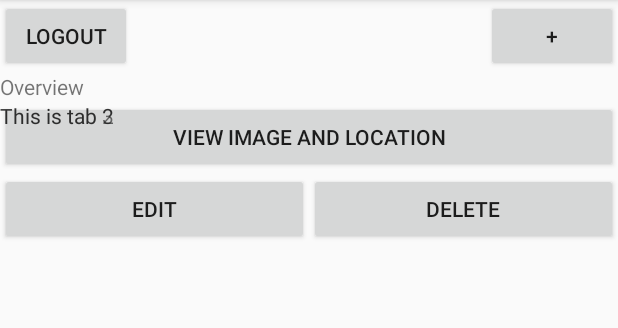
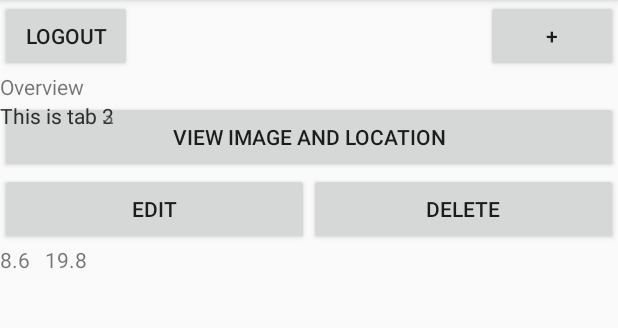
Before and after one commit to JohanDeLijser/GassApp, an Android app: the MainActivity screen opened directly, with no data from a screen before it, on a phone screen of 412 x 824 dp, the part 84-412 px from its top. Run offline under Robolectric (Android 15) with nearby library versions, the light colour scheme and no system bars; our stand-ins replace Volley; network calls fail.

Commit message:
list view fix

```diff
--- a/app/build.gradle
+++ b/app/build.gradle
@@ -26,4 +26,5 @@ dependencies {
     testImplementation 'junit:junit:4.12'
     androidTestImplementation 'com.android.support.test:runner:1.0.2'
     androidTestImplementation 'com.android.support.test.espresso:espresso-core:3.0.2'
+    implementation 'com.android.support:recyclerview-v7:28.0.0'
 }
--- a/app/src/main/AndroidManifest.xml
+++ b/app/src/main/AndroidManifest.xml
@@ -1,8 +1,6 @@
 <?xml version="1.0" encoding="utf-8"?>
 <manifest xmlns:android="http://schemas.android.com/apk/res/android"
     package="nl.gassapp.gassapp">
-
-    <uses-permission android:name="android.permission.INTERNET" />
 
     <application
         android:allowBackup="true"
@@ -24,4 +22,6 @@
         <activity android:name=".View.LoginActivity" />
     </application>
 
+    <uses-permission android:name="android.permission.INTERNET" />
+
 </manifest>
--- /dev/null
+++ b/app/src/main/java/nl/gassapp/gassapp/Adapters/RefuelListAdapter.java
@@ -0,0 +1,79 @@
+package nl.gassapp.gassapp.Adapters;
+
+import android.content.Context;
+import android.support.v7.widget.RecyclerView;
+import android.view.LayoutInflater;
+import android.view.View;
+import android.view.ViewGroup;
+import android.widget.ArrayAdapter;
+import android.widget.RelativeLayout;
+import android.widget.TextView;
+
+import java.util.ArrayList;
+
+import nl.gassapp.gassapp.DataModel.Refuel;
+import nl.gassapp.gassapp.R;
+
+public class RefuelListAdapter extends RecyclerView.Adapter<RefuelListAdapter.ViewHolder> {
+
+    private ArrayList<Refuel> refuels;
+    private Context context;
+
+
+    public RefuelListAdapter(Context context, ArrayList<Refuel> refuels) {
+        this.context = context;
+        this.refuels = refuels;
+
+    }
+
+    @Override
+    public ViewHolder onCreateViewHolder(ViewGroup parent, int viewType) {
+
+        View view = LayoutInflater.from(parent.getContext()).inflate(R.layout.list_item, parent, false);
+        ViewHolder viewHolder = new ViewHolder(view);
+
+        return viewHolder;
+    }
+
+    @Override
+    public void onBindViewHolder(ViewHolder holder, final int position) {
+
+        holder.kilometers.setText(String.valueOf(refuels.get(position).getKilometers()));
+        holder.price.setText(String.valueOf(refuels.get(position).getPrice()));
+
+        holder.relativeLayout.setOnClickListener(new View.OnClickListener() {
+
+            @Override
+            public void onClick(View view) {
+                System.out.println(position);
+            }
+
+        });
+
+    }
+
+    @Override
+    public int getItemCount() {
+
+        return refuels.size();
+
+    }
+
+    public class ViewHolder extends RecyclerView.ViewHolder {
+
+        TextView kilometers;
+        TextView price;
+        RelativeLayout relativeLayout;
+
+        public ViewHolder(View itemView) {
+            super(itemView);
+            kilometers = itemView.findViewById(R.id.kilometers);
+            price = itemView.findViewById(R.id.price);
+            relativeLayout = itemView.findViewById(R.id.list_item_container);
+
+        }
+
+
+    }
+
+}
--- a/app/src/main/java/nl/gassapp/gassapp/DataModel/Refuel.java
+++ b/app/src/main/java/nl/gassapp/gassapp/DataModel/Refuel.java
@@ -26,11 +26,25 @@ public class Refuel {
             this.price = object.getDouble("price");
             this.kilometers = object.getDouble("kilometers");
 
+            if (!object.getString("picturePath").equals("")) {
+
+                this.picturePath = object.getString("picturePath");
+
+            }
+
         } catch (JSONException e) {
 
             //no code
 
         }
+
+    }
+
+    public Refuel(Double liters, Double price, Double kilometers) {
+
+        this.liters = liters;
+        this.price = price;
+        this.kilometers = kilometers;
 
     }
 
--- a/app/src/main/java/nl/gassapp/gassapp/Utils/HttpUtil.java
+++ b/app/src/main/java/nl/gassapp/gassapp/Utils/HttpUtil.java
@@ -10,7 +10,6 @@ import com.android.volley.VolleyError;
 import com.android.volley.toolbox.JsonObjectRequest;
 import com.android.volley.toolbox.Volley;
 
-import org.json.JSONArray;
 import org.json.JSONException;
 import org.json.JSONObject;
 
@@ -162,7 +161,6 @@ public class HttpUtil {
 
     }
 
-    //TODO: This requests needs to return a user object not a json
     public void getUser(final User user, final RequestResponseListener<User> listener)
     {
 
--- a/app/src/main/java/nl/gassapp/gassapp/View/LoginActivity.java
+++ b/app/src/main/java/nl/gassapp/gassapp/View/LoginActivity.java
@@ -44,10 +44,12 @@ public class LoginActivity extends AppCompatActivity {
 
     }
 
-    private void handleLoginButton(Button loginButton) {
+    private void handleLoginButton(final Button loginButton) {
         loginButton.setOnClickListener(new View.OnClickListener() {
             @Override
             public void onClick(View v) {
+
+                loginButton.setEnabled(false);
 
                 loginViewModal.loginUser(
                         username.getText().toString(),
@@ -56,8 +58,6 @@ public class LoginActivity extends AppCompatActivity {
 
                             @Override
                             public void getResult(Boolean bool) {
-
-                                System.out.println(bool);
 
                                 if (bool) {
 
@@ -68,7 +68,8 @@ public class LoginActivity extends AppCompatActivity {
 
                             @Override
                             public void getError(int errorCode) {
-                                System.out.println(errorCode);
+
+                                loginButton.setEnabled(true);
                             }
 
                         }
--- a/app/src/main/java/nl/gassapp/gassapp/View/MainActivity.java
+++ b/app/src/main/java/nl/gassapp/gassapp/View/MainActivity.java
@@ -2,9 +2,13 @@ package nl.gassapp.gassapp.View;
 
 import android.content.Intent;
 import android.content.SharedPreferences;
+import android.os.StrictMode;
 import android.support.v7.app.AppCompatActivity;
 import android.os.Bundle;
+import android.support.v7.widget.LinearLayoutManager;
+import android.support.v7.widget.RecyclerView;
 import android.view.View;
+import android.widget.ArrayAdapter;
 import android.widget.Button;
 import android.widget.LinearLayout;
 import android.widget.ListView;
@@ -17,6 +21,7 @@ import org.w3c.dom.Text;
 
 import java.util.ArrayList;
 
+import nl.gassapp.gassapp.Adapters.RefuelListAdapter;
 import nl.gassapp.gassapp.DataModel.Refuel;
 import nl.gassapp.gassapp.DataModel.User;
 import nl.gassapp.gassapp.Listeners.RequestResponseListener;
@@ -27,6 +32,10 @@ import nl.gassapp.gassapp.ViewModel.RefuelViewModal;
 
 
 public class MainActivity extends AppCompatActivity {
+
+    private RecyclerView mRecyclerView;
+    private RecyclerView.Adapter mAdapter;
+    private RecyclerView.LayoutManager mLayoutManager;
 
     private Button logoutButton;
     private Button addButton;
@@ -49,6 +58,23 @@ public class MainActivity extends AppCompatActivity {
 
         setContentView(R.layout.activity_main);
 
+        mRecyclerView = (RecyclerView) findViewById(R.id.refuelRecyclerView);
+
+        ArrayList<Refuel> refuels = new ArrayList<>();
+
+        Refuel refuel = new Refuel(12.0, 19.8, 8.6);
+
+        refuels.add(refuel);
+
+        RefuelListAdapter refuelListAdapter = new RefuelListAdapter(this, refuels);
+        mRecyclerView.setAdapter(refuelListAdapter);
+
+        mLayoutManager = new LinearLayoutManager(this);
+        mRecyclerView.setLayoutManager(mLayoutManager);
+
+
+
+
         //Load the login when no user is loaded
         //TODO: validate if the token is still valid
 
@@ -70,12 +96,6 @@ public class MainActivity extends AppCompatActivity {
                         SharedPreferencesUtil.getInstance().setUser(null);
                         openLoginActivity();
 
-                    } else {
-
-                        SharedPreferencesUtil.getInstance().setUser(null);
-
-                        openLoginActivity();
-
                     }
 
                 }
@@ -90,25 +110,6 @@ public class MainActivity extends AppCompatActivity {
                 }
 
             });
-
-
-            refuelViewModal.getTrips(
-                            new RequestResponseListener<Boolean>() {
-
-                                @Override
-                                public void getResult(Boolean bool) {
-                                    if (bool) {
-                                        setSingleRefuelFields(refuelViewModal.getAllTrips());
-                                    }
-                                }
-
-                                @Override
-                                public void getError(int errorCode) {
-                                    System.out.println(errorCode);
-                                }
-
-                            }
-                    );
 
 
 
--- a/app/src/main/java/nl/gassapp/gassapp/ViewModel/LoginViewModal.java
+++ b/app/src/main/java/nl/gassapp/gassapp/ViewModel/LoginViewModal.java
@@ -11,9 +11,6 @@ public class LoginViewModal {
 
     public void loginUser(String email, String password, final RequestResponseListener<Boolean> listener) {
 
-        System.out.println(email);
-        System.out.println(password);
-
         User loginUser = new User(email, password);
 
         HttpUtil.getInstance().authenticateUser(loginUser, new RequestResponseListener<User>() {
@@ -21,8 +18,6 @@ public class LoginViewModal {
             public void getResult(User object) {
                 applicationUser = object;
                 SharedPreferencesUtil.getInstance().setUser(applicationUser);
-
-                System.out.println(applicationUser.getFirstname());
 
                 listener.getResult(true);
             }
--- a/app/src/main/res/layout/activity_main.xml
+++ b/app/src/main/res/layout/activity_main.xml
@@ -180,4 +180,13 @@
             </LinearLayout>
         </TabHost>
     </LinearLayout>
+
+    <android.support.v7.widget.RecyclerView
+        android:id="@+id/refuelRecyclerView"
+        android:scrollbars="vertical"
+        android:layout_width="match_parent"
+        android:layout_height="match_parent">
+
+    </android.support.v7.widget.RecyclerView>
+
 </LinearLayout>
--- /dev/null
+++ b/app/src/main/res/layout/list_item.xml
@@ -0,0 +1,20 @@
+<?xml version="1.0" encoding="utf-8"?>
+<RelativeLayout
+    xmlns:android="http://schemas.android.com/apk/res/android" android:layout_width="match_parent"
+    android:layout_height="wrap_content"
+    android:id="@+id/list_item_container">
+
+    <TextView
+        android:id="@+id/kilometers"
+        android:layout_width="wrap_content"
+        android:layout_height="wrap_content"
+        android:text="test"/>
+
+    <TextView
+        android:id="@+id/price"
+        android:layout_width="wrap_content"
+        android:layout_height="wrap_content"
+        android:text="TextView"
+        android:layout_marginLeft="30dp"/>
+
+</RelativeLayout>
```
